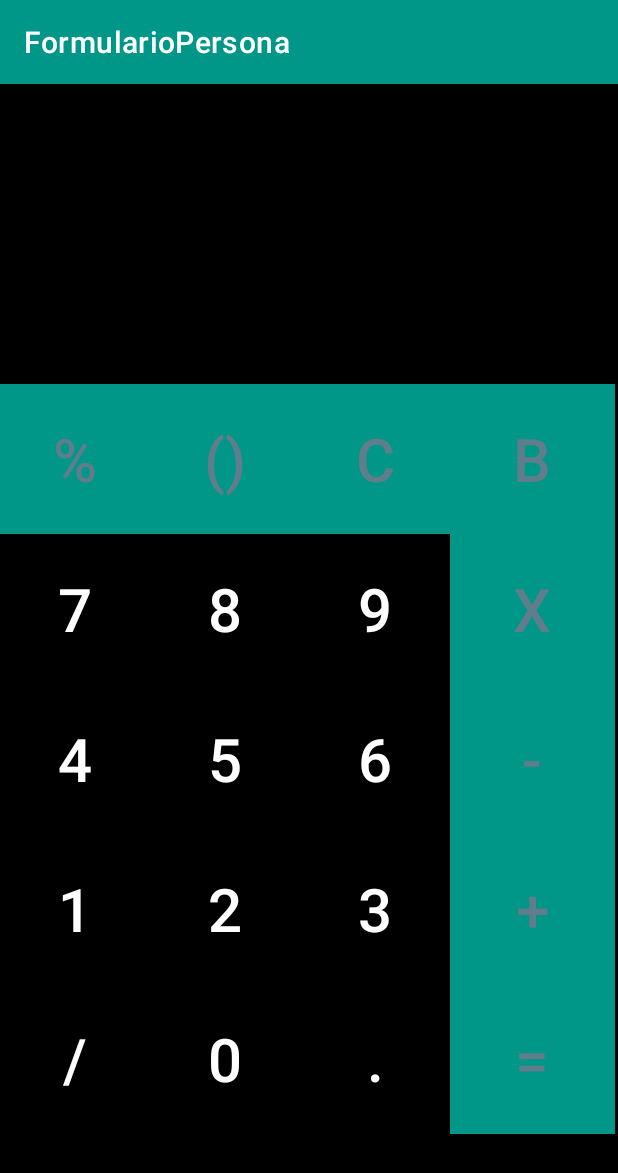
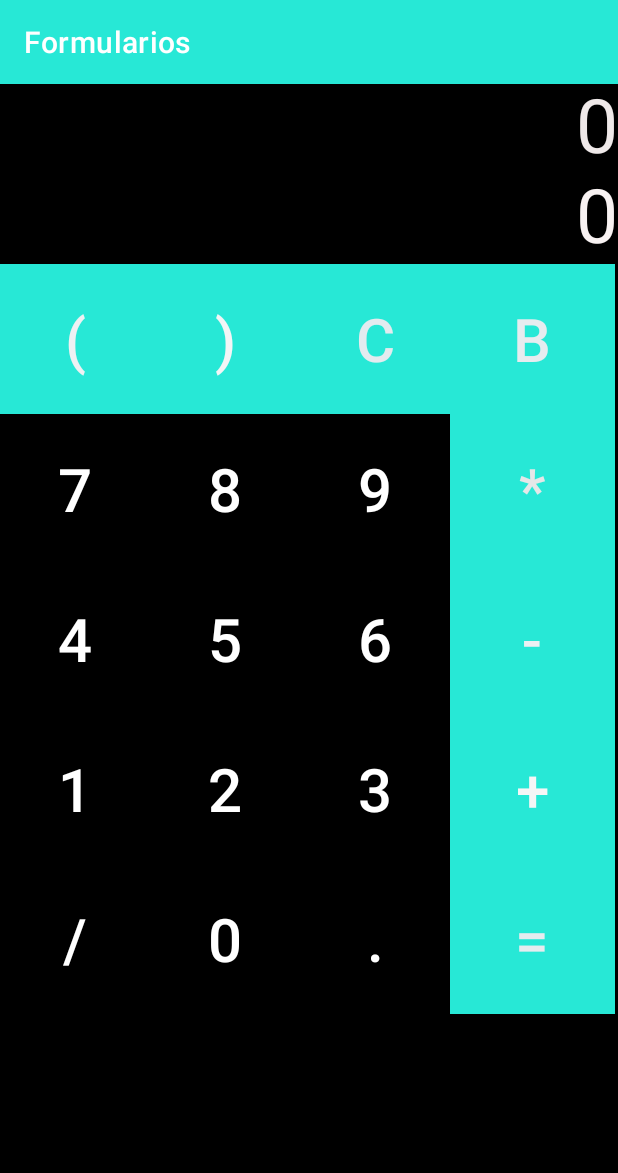
Before and after one commit to JamesGrisales/Formularios_Dispositivos_Moviles, an Android app: the screen it shows after launch (Calculadora), on a phone screen of 412 x 824 dp. Shown: the top 1173 px of the screen. Run offline under Robolectric (Android 15) with nearby library versions, the phone set to English and light mode, and no system bars.

Commit message:
se le dio funcionalidad a la calculadora

```diff
--- a/app/build.gradle
+++ b/app/build.gradle
@@ -29,6 +29,11 @@ android {
     kotlinOptions {
         jvmTarget = '1.8'
     }
+
+
+    android{
+        viewBinding{enabled = true}
+    }
 }
 
 dependencies {
--- a/app/src/main/res/layout/activity_calculadora.xml
+++ b/app/src/main/res/layout/activity_calculadora.xml
@@ -4,35 +4,38 @@
     xmlns:tools="http://schemas.android.com/tools"
     android:layout_width="match_parent"
     android:layout_height="match_parent"
+    android:layout_gravity="bottom|center|end"
+    android:background="@color/black"
     android:orientation="vertical"
-    android:layout_gravity="center|bottom"
-    android:background="@color/black"
     tools:context=".Calculadora">
 
 
-
-<TextView
-    android:id="@+id/proceso"
-    android:layout_width="match_parent"
-    android:layout_height="100dp"
-    android:text="0"
-    android:textSize="30sp"
-    android:gravity="end"
-    tools:ignore="MissingConstraints" />
     <TextView
         android:id="@+id/resultado"
         android:layout_width="match_parent"
-        android:layout_height="100dp"
-        android:text="0"
-        android:textSize="30sp"
-        android:gravity="end"
-        tools:ignore="MissingConstraints" />
+        android:layout_height="60dp"
+        android:gravity="bottom|end"
+        android:hint="0"
+        android:textColor="#F6F1F1"
+        android:textColorHint="#EFE9E9"
+        android:textSize="50sp" />
+
+    <TextView
+        android:id="@+id/proceso"
+        android:layout_width="match_parent"
+        android:layout_height="60dp"
+        android:gravity="bottom|end"
+        android:hint="0"
+        android:textColor="#F6F1F1"
+        android:textColorHint="#F8F2F2"
+        android:textSize="50sp" />
+
     <GridLayout
         android:layout_width="match_parent"
         android:layout_height="wrap_content"
-        android:rowCount="5"
         android:columnCount="6"
         android:orientation="vertical"
+        android:rowCount="5"
         tools:ignore="MissingConstraints">
 
         <LinearLayout
@@ -41,206 +44,238 @@
             android:layout_height="100dp">
 
             <Button
-                android:id="@+id/porcentaje"
+                android:id="@+id/btnabrirparentesis"
                 style="@style/Widget.AppCompat.Button.Borderless.Colored"
                 android:layout_width="100dp"
                 android:layout_height="match_parent"
-                android:background="@color/ColorDos"
-                android:text="%"
-                android:textColor="#607D8B"
-                android:textSize="40dp" />
+                android:background="@color/purple_200"
+                android:onClick="precionarBotones"
+                android:text="("
+                android:textColor="#EEF1F3"
+                android:textColorHighlight="#44D9EC"
+                android:textSize="40dp"
+                tools:ignore="TextContrastCheck" />
 
             <Button
-                android:id="@+id/parentesis"
+                android:id="@+id/btncerrarparentesis"
                 style="@style/Widget.AppCompat.Button.Borderless.Colored"
                 android:layout_width="100dp"
                 android:layout_height="match_parent"
-                android:background="@color/ColorDos"
-                android:text="()"
-                android:textColor="#607D8B"
-                android:textSize="40dp" />
+                android:background="@color/purple_200"
+                android:backgroundTint="@color/purple_200"
+                android:onClick="clickOperacion"
+                android:text=")"
+                android:textColor="#F2F5F6"
+                android:textSize="40dp"
+                tools:ignore="TextContrastCheck" />
 
             <Button
-                android:id="@+id/Limpiar"
+                android:id="@+id/btnLimpiar"
                 style="@style/Widget.AppCompat.Button.Borderless.Colored"
                 android:layout_width="100dp"
                 android:layout_height="match_parent"
                 android:background="@color/ColorDos"
                 android:text="C"
-                android:textColor="#607D8B"
-                android:textSize="40dp" />
+                android:textColor="#E3EBEF"
+                android:textColorHighlight="#9D26B1"
+                android:textSize="40dp"
+                tools:ignore="TextContrastCheck" />
 
             <Button
-                android:id="@+id/borrar"
+                android:id="@+id/btnborrar"
                 style="@style/Widget.AppCompat.Button.Borderless.Colored"
                 android:layout_width="110dp"
                 android:layout_height="match_parent"
                 android:background="@color/ColorDos"
                 android:text="b"
-                android:textColor="#607D8B"
-                android:textSize="40dp" />
+                android:textColor="#E6ECEF"
+                android:textSize="40dp"
+                tools:ignore="TextContrastCheck" />
 
         </LinearLayout>
+
         <LinearLayout
 
             android:layout_width="match_parent"
             android:layout_height="100dp">
 
             <Button
-                android:id="@+id/txtsiete"
+                android:id="@+id/btnsiete"
                 style="@style/Widget.AppCompat.Button.Borderless.Colored"
                 android:layout_width="100dp"
                 android:layout_height="match_parent"
+                android:onClick="precionarBotones"
                 android:text="7"
                 android:textSize="40dp" />
 
             <Button
-                android:id="@+id/txtocho"
+                android:id="@+id/btnocho"
                 style="@style/Widget.AppCompat.Button.Borderless.Colored"
                 android:layout_width="100dp"
                 android:layout_height="match_parent"
+                android:onClick="precionarBotones"
                 android:text="8"
                 android:textSize="40dp" />
 
             <Button
-                android:id="@+id/txtnueve"
+                android:id="@+id/btnnueve"
                 style="@style/Widget.AppCompat.Button.Borderless.Colored"
                 android:layout_width="100dp"
                 android:layout_height="match_parent"
+                android:onClick="precionarBotones"
                 android:text="9"
                 android:textSize="40dp" />
 
             <Button
-                android:id="@+id/multiplicar"
+                android:id="@+id/btnmultiplicar"
                 style="@style/Widget.AppCompat.Button.Borderless.Colored"
                 android:layout_width="110dp"
                 android:layout_height="match_parent"
                 android:background="@color/ColorDos"
-                android:text="X"
-                android:textColor="#607D8B"
-                android:textSize="40dp" />
+                android:onClick="clickOperacion"
+                android:text="*"
+                android:textColor="#E5E7E8"
+                android:textSize="40dp"
+                tools:ignore="TextContrastCheck" />
 
 
         </LinearLayout>
+
         <LinearLayout
 
             android:layout_width="match_parent"
             android:layout_height="100dp">
 
             <Button
-                android:id="@+id/txtcuatro"
+                android:id="@+id/btncuatro"
                 style="@style/Widget.AppCompat.Button.Borderless.Colored"
                 android:layout_width="100dp"
                 android:layout_height="match_parent"
+                android:onClick="precionarBotones"
                 android:text="4"
                 android:textSize="40dp" />
 
             <Button
-                android:id="@+id/txtcinco"
+                android:id="@+id/btncinco"
                 style="@style/Widget.AppCompat.Button.Borderless.Colored"
                 android:layout_width="100dp"
                 android:layout_height="match_parent"
+                android:onClick="precionarBotones"
                 android:text="5"
                 android:textSize="40dp" />
 
             <Button
-                android:id="@+id/txtseis"
+                android:id="@+id/btnseis"
                 style="@style/Widget.AppCompat.Button.Borderless.Colored"
                 android:layout_width="100dp"
                 android:layout_height="match_parent"
+                android:onClick="precionarBotones"
                 android:text="6"
                 android:textSize="40dp" />
 
             <Button
-                android:id="@+id/txtrestar"
+                android:id="@+id/btnrestar"
                 style="@style/Widget.AppCompat.Button.Borderless.Colored"
                 android:layout_width="110dp"
                 android:layout_height="match_parent"
                 android:background="@color/ColorDos"
+                android:onClick="clickOperacion"
                 android:text="-"
-                android:textColor="#607D8B"
-                android:textSize="40dp" />
+                android:textColor="#ECF0F3"
+                android:textSize="40dp"
+                tools:ignore="TextContrastCheck" />
 
 
         </LinearLayout>
+
         <LinearLayout
 
             android:layout_width="match_parent"
             android:layout_height="100dp">
 
             <Button
-                android:id="@+id/txtuno"
+                android:id="@+id/btnuno"
                 style="@style/Widget.AppCompat.Button.Borderless.Colored"
                 android:layout_width="100dp"
                 android:layout_height="match_parent"
+                android:onClick="precionarBotones"
                 android:text="1"
                 android:textSize="40dp" />
 
             <Button
-                android:id="@+id/txtdos"
+                android:id="@+id/btndos"
                 style="@style/Widget.AppCompat.Button.Borderless.Colored"
                 android:layout_width="100dp"
                 android:layout_height="match_parent"
+                android:onClick="precionarBotones"
                 android:text="2"
                 android:textSize="40dp" />
 
             <Button
-                android:id="@+id/txttres"
+                android:id="@+id/btntres"
                 style="@style/Widget.AppCompat.Button.Borderless.Colored"
                 android:layout_width="100dp"
                 android:layout_height="match_parent"
+                android:onClick="precionarBotones"
                 android:text="3"
                 android:textSize="40dp" />
 
             <Button
-                android:id="@+id/txtsumar"
+                android:id="@+id/btnsumar"
                 style="@style/Widget.AppCompat.Button.Borderless.Colored"
                 android:layout_width="110dp"
                 android:layout_height="match_parent"
                 android:background="@color/ColorDos"
+                android:onClick="clickOperacion"
                 android:text="+"
-                android:textColor="#607D8B"
-                android:textSize="40dp" />
+                android:textColor="#F5F6F6"
+                android:textSize="40dp"
+                tools:ignore="TextContrastCheck" />
 
         </LinearLayout>
+
         <LinearLayout
 
             android:layout_width="match_parent"
             android:layout_height="100dp">
 
             <Button
-                android:id="@+id/txtdividir"
+                android:id="@+id/btndividir"
                 style="@style/Widget.AppCompat.Button.Borderless.Colored"
                 android:layout_width="100dp"
                 android:layout_height="match_parent"
+                android:onClick="clickOperacion"
                 android:text="/"
                 android:textSize="40dp" />
 
             <Button
-                android:id="@+id/txtcero"
+                android:id="@+id/btncero"
                 style="@style/Widget.AppCompat.Button.Borderless.Colored"
                 android:layout_width="100dp"
                 android:layout_height="match_parent"
+                android:onClick="precionarBotones"
                 android:text="0"
                 android:textSize="40dp" />
 
             <Button
-                android:id="@+id/txtpunto"
+                android:id="@+id/btnpunto"
                 style="@style/Widget.AppCompat.Button.Borderless.Colored"
                 android:layout_width="100dp"
                 android:layout_height="match_parent"
+                android:onClick="precionarBotones"
                 android:text="."
                 android:textSize="40dp" />
 
             <Button
-                android:id="@+id/txtigual"
+                android:id="@+id/btnigual"
                 style="@style/Widget.AppCompat.Button.Borderless.Colored"
                 android:layout_width="110dp"
                 android:layout_height="match_parent"
                 android:background="@color/ColorDos"
                 android:text="="
-                android:textColor="#607D8B"
-                android:textSize="40dp" />
+                android:textColor="#E6ECEF"
+                android:textSize="40dp"
+                tools:ignore="TextContrastCheck" />
 
 
         </LinearLayout>
--- a/app/src/main/res/layout/activity_menu.xml
+++ b/app/src/main/res/layout/activity_menu.xml
@@ -4,9 +4,9 @@
     xmlns:tools="http://schemas.android.com/tools"
     android:layout_width="match_parent"
     android:layout_height="match_parent"
+    android:background="@drawable/fondo"
     android:orientation="vertical"
     android:scrollbarSize="16dp"
-    android:background="@drawable/fondo"
     app:layout_constraintBottom_toBottomOf="parent"
     tools:context=".menu">
 
@@ -18,8 +18,8 @@
         android:layout_marginStart="24dp"
         android:layout_marginTop="120dp"
         android:layout_marginEnd="24dp"
-        android:background="@drawable/fondo"
-        android:backgroundTint="#009688"
+        android:background="@color/ColorTres"
+        android:backgroundTint="#E4EDEC"
         android:fontFamily="cursive"
         android:text="Formulario Persona"
         android:textColor="#000000"
--- a/app/src/main/res/values/colors.xml
+++ b/app/src/main/res/values/colors.xml
@@ -1,7 +1,7 @@
 <?xml version="1.0" encoding="utf-8"?>
 <resources>
     <color name="purple_200">#FFBB86FC</color>
-    <color name="purple_500">#009688</color>
+    <color name="purple_500">#27E8D6</color>
     <color name="purple_700">#084640</color>
     <color name="teal_200">#FF03DAC5</color>
     <color name="teal_700">#FF018786</color>
--- a/app/src/main/res/values/strings.xml
+++ b/app/src/main/res/values/strings.xml
@@ -1,4 +1,4 @@
 <resources>
-    <string name="app_name">FormularioPersona</string>
+    <string name="app_name">Formularios</string>
     <string name="formulario_vehiculo">Formulariovehiculo</string>
 </resources>
```
Also changed, not shown: app/src/main/AndroidManifest.xml (+9 -7 lines), app/src/main/java/com/example/formularioimc/Calculadora.kt (+108 -0 lines), app/src/main/java/com/example/formularioimc/IMCPersona.kt (+30 -1 lines), app/src/main/res/layout/activity_imcpersona.xml (+33 -14 lines).
